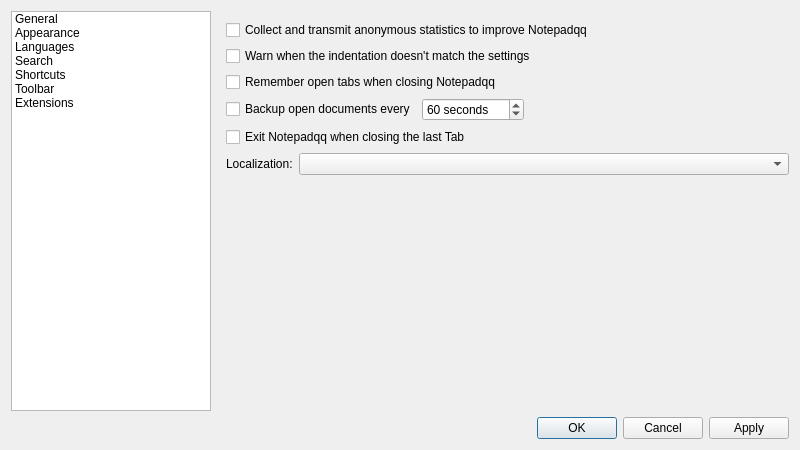
This is src/ui/frmpreferences.ui in notepadqq/notepadqq as Qt 5 draws it before an edit. The edited form follows.
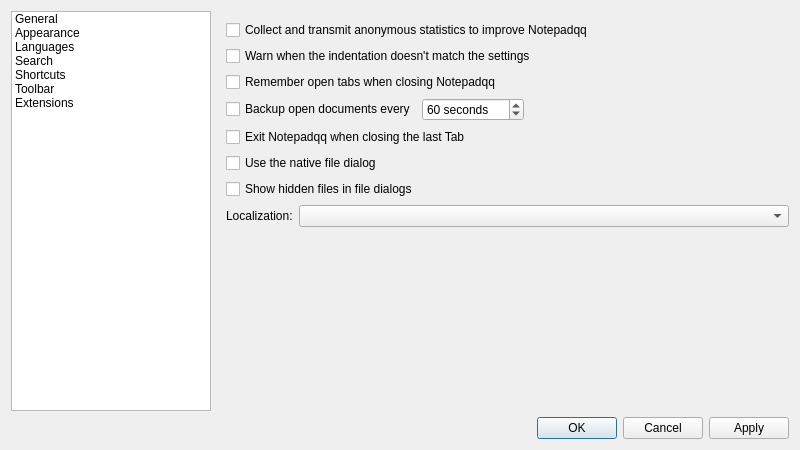
This is the edited form. The open tabs and pages were chosen to show the change. Icons and pictures are not drawn.

Commit message: fix: show hidden files in file dialogs

```diff
--- a/src/ui/frmpreferences.ui
+++ b/src/ui/frmpreferences.ui
@@ -172,6 +172,26 @@
            </property>
           </widget>
          </item>
+         <item>
+          <widget class="QCheckBox" name="chkUseNativeFilePicker">
+           <property name="toolTip">
+            <string>Use the file dialog provided by your desktop environment instead of the one built into Notepadqq.</string>
+           </property>
+           <property name="text">
+            <string>Use the native file dialog</string>
+           </property>
+          </widget>
+         </item>
+         <item>
+          <widget class="QCheckBox" name="chkShowHiddenFiles">
+           <property name="toolTip">
+            <string>The native file dialog cannot be asked to reveal hidden files, so enabling this option makes Notepadqq use its own file dialog.</string>
+           </property>
+           <property name="text">
+            <string>Show hidden files in file dialogs</string>
+           </property>
+          </widget>
+         </item>
          <item>
           <layout class="QFormLayout" name="formLayout">
            <item row="1" column="0">
```
The commit also changes 10 other files.
